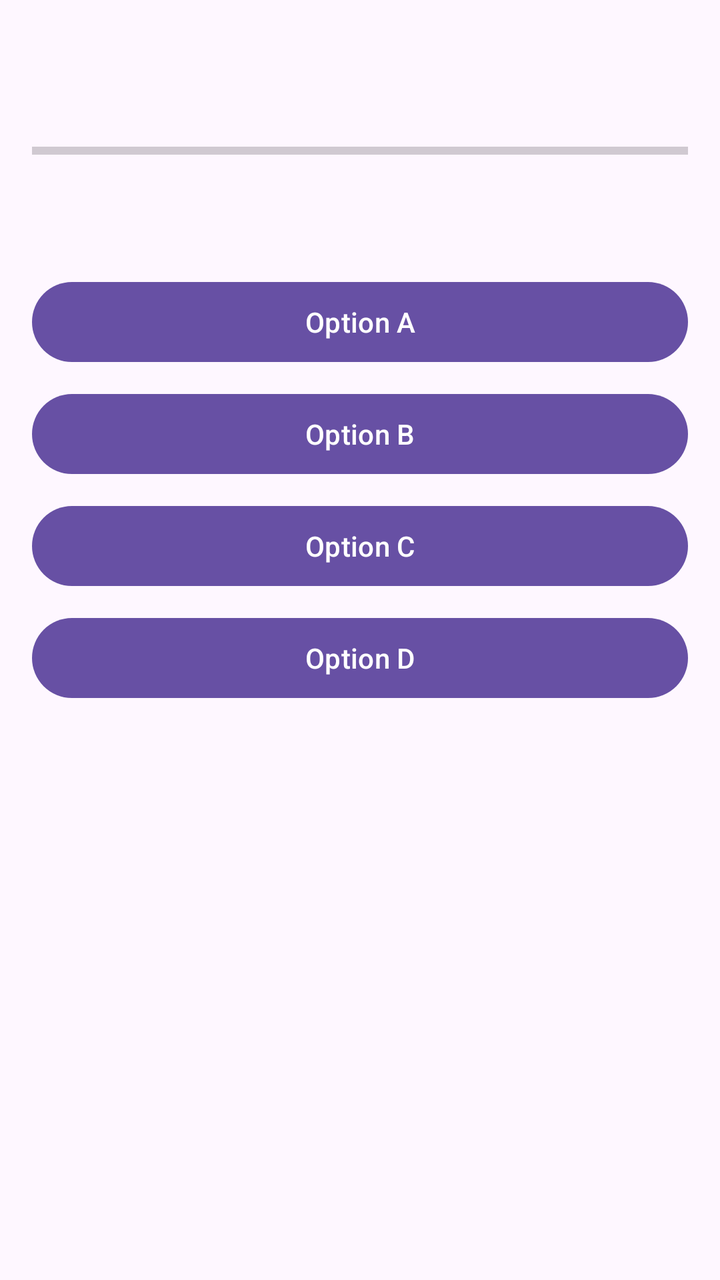
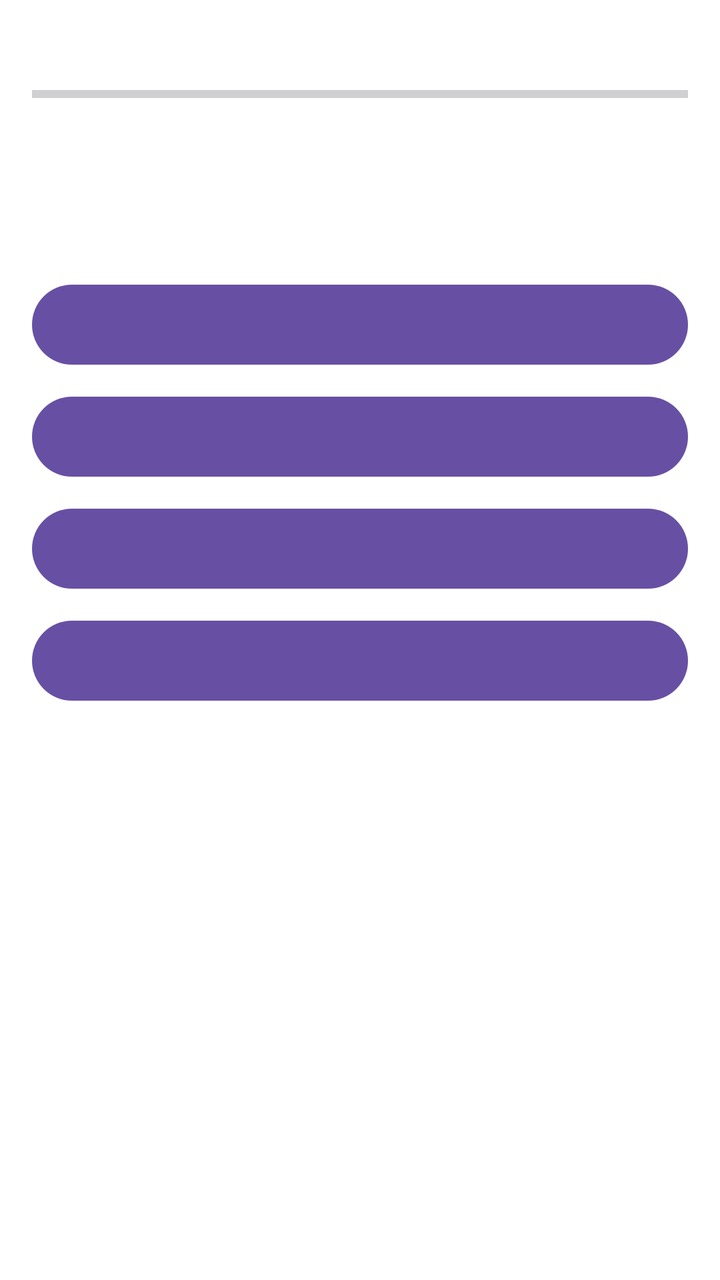

Before-and-after screenshots of an Android layout around one commit, followed by the original layout XML and the change that was made.
<!-- AndroidManifest.xml: application theme Theme.JavaStartupComponent -->
<!-- res/layout/activity_q4.xml -->
<?xml version="1.0" encoding="utf-8"?>
<LinearLayout xmlns:android="http://schemas.android.com/apk/res/android"
    android:layout_width="match_parent"
    android:layout_height="match_parent"
    android:orientation="vertical"
    android:padding="16dp">

    <TextView
        android:id="@+id/tvProgress"
        android:layout_width="wrap_content"
        android:layout_height="wrap_content"
        android:textSize="16sp" />

    <TextView
        android:id="@+id/tvScore"
        android:layout_width="wrap_content"
        android:layout_height="wrap_content"
        android:textSize="16sp" />

    <ProgressBar
        android:id="@+id/timerProgressBar"
        style="?android:attr/progressBarStyleHorizontal"
        android:layout_width="match_parent"
        android:layout_height="wrap_content"
        android:layout_marginTop="8dp" />

    <TextView
        android:id="@+id/tvSmsFeedback"
        android:layout_width="wrap_content"
        android:layout_height="wrap_content"
        android:layout_marginTop="16dp"
        android:textSize="16sp" />

    <Button
        android:id="@+id/btnOptionA"
        android:layout_width="match_parent"
        android:layout_height="wrap_content"
        android:layout_marginTop="16dp"
        android:text="@string/option_a" />

    <Button
        android:id="@+id/btnOptionB"
        android:layout_width="match_parent"
        android:layout_height="wrap_content"
        android:layout_marginTop="8dp"
        android:text="@string/option_b" />

    <Button
        android:id="@+id/btnOptionC"
        android:layout_width="match_parent"
        android:layout_height="wrap_content"
        android:layout_marginTop="8dp"
        android:text="@string/option_c" />

    <Button
        android:id="@+id/btnOptionD"
        android:layout_width="match_parent"
        android:layout_height="wrap_content"
        android:layout_marginTop="8dp"
        android:text="@string/option_d" />

</LinearLayout>
<!-- resources referenced by this layout -->
<resources>
  <string name="option_a">Option A</string>
  <string name="option_b">Option B</string>
  <string name="option_c">Option C</string>
  <string name="option_d">Option D</string>
  <style name="Theme.JavaStartupComponent" parent="Base.Theme.JavaStartupComponent" />
  <style name="Base.Theme.JavaStartupComponent" parent="Theme.Material3.DayNight.NoActionBar">
          
          
      </style>
</resources>

<!-- the commit's change to res/layout/activity_q4.xml (unified diff, before → after) -->
@@ -3,60 +3,94 @@
     android:layout_width="match_parent"
     android:layout_height="match_parent"
     android:orientation="vertical"
+    android:background="@color/white"
     android:padding="16dp">
 
-    <TextView
-        android:id="@+id/tvProgress"
-        android:layout_width="wrap_content"
+    <LinearLayout
+        android:layout_width="match_parent"
         android:layout_height="wrap_content"
-        android:textSize="16sp" />
+        android:orientation="horizontal"
+        android:weightSum="2">
 
-    <TextView
-        android:id="@+id/tvScore"
-        android:layout_width="wrap_content"
-        android:layout_height="wrap_content"
-        android:textSize="16sp" />
+        <TextView
+            android:id="@+id/tvProgress"
+            android:layout_width="0dp"
+            android:layout_height="wrap_content"
+            android:layout_weight="1"
+            android:textColor="@color/black"
+            android:textSize="14sp"
+            android:textStyle="bold" />
+
+        <TextView
+            android:id="@+id/tvScore"
+            android:layout_width="0dp"
+            android:layout_height="wrap_content"
+            android:layout_weight="1"
+            android:textAlignment="viewEnd"
+            android:textColor="@color/black"
+            android:textSize="14sp"
+            android:textStyle="bold" />
+    </LinearLayout>
 
     <ProgressBar
         android:id="@+id/timerProgressBar"
         style="?android:attr/progressBarStyleHorizontal"
         android:layout_width="match_parent"
-        android:layout_height="wrap_content"
+        android:layout_height="8dp"
         android:layout_marginTop="8dp" />
 
     <TextView
-        android:id="@+id/tvSmsFeedback"
-        android:layout_width="wrap_content"
+        android:id="@+id/tvQuestion"
+        android:layout_width="match_parent"
         android:layout_height="wrap_content"
         android:layout_marginTop="16dp"
-        android:textSize="16sp" />
+        android:textColor="@color/black"
+        android:textSize="18sp"
+        android:textStyle="bold" />
+
+    <TextView
+        android:id="@+id/tvSmsFeedback"
+        android:layout_width="match_parent"
+        android:layout_height="wrap_content"
+        android:layout_marginTop="12dp"
+        android:textColor="#2E7D32"
+        android:textSize="14sp"
+        android:textStyle="italic" />
 
     <Button
         android:id="@+id/btnOptionA"
         android:layout_width="match_parent"
         android:layout_height="wrap_content"
         android:layout_marginTop="16dp"
-        android:text="@string/option_a" />
+        android:textAlignment="textStart"
+        android:paddingStart="16dp"
+        android:paddingEnd="16dp" />
 
     <Button
         android:id="@+id/btnOptionB"
         android:layout_width="match_parent"
         android:layout_height="wrap_content"
         android:layout_marginTop="8dp"
-        android:text="@string/option_b" />
+        android:textAlignment="textStart"
+        android:paddingStart="16dp"
+        android:paddingEnd="16dp" />
 
     <Button
         android:id="@+id/btnOptionC"
         android:layout_width="match_parent"
         android:layout_height="wrap_content"
         android:layout_marginTop="8dp"
-        android:text="@string/option_c" />
+        android:textAlignment="textStart"
+        android:paddingStart="16dp"
+        android:paddingEnd="16dp" />
 
     <Button
         android:id="@+id/btnOptionD"
         android:layout_width="match_parent"
         android:layout_height="wrap_content"
         android:layout_marginTop="8dp"
-        android:text="@string/option_d" />
+        android:textAlignment="textStart"
+        android:paddingStart="16dp"
+        android:paddingEnd="16dp" />
 
 </LinearLayout>
<!-- resource entries referenced after the edit -->
@@ -1,9 +1,7 @@
 <!-- resources referenced by this layout -->
 <resources>
-  <string name="option_a">Option A</string>
-  <string name="option_b">Option B</string>
-  <string name="option_c">Option C</string>
-  <string name="option_d">Option D</string>
+  <color name="black">#FF000000</color>
+  <color name="white">#FFFFFFFF</color>
   <style name="Theme.JavaStartupComponent" parent="Base.Theme.JavaStartupComponent" />
   <style name="Base.Theme.JavaStartupComponent" parent="Theme.Material3.DayNight.NoActionBar">
           
